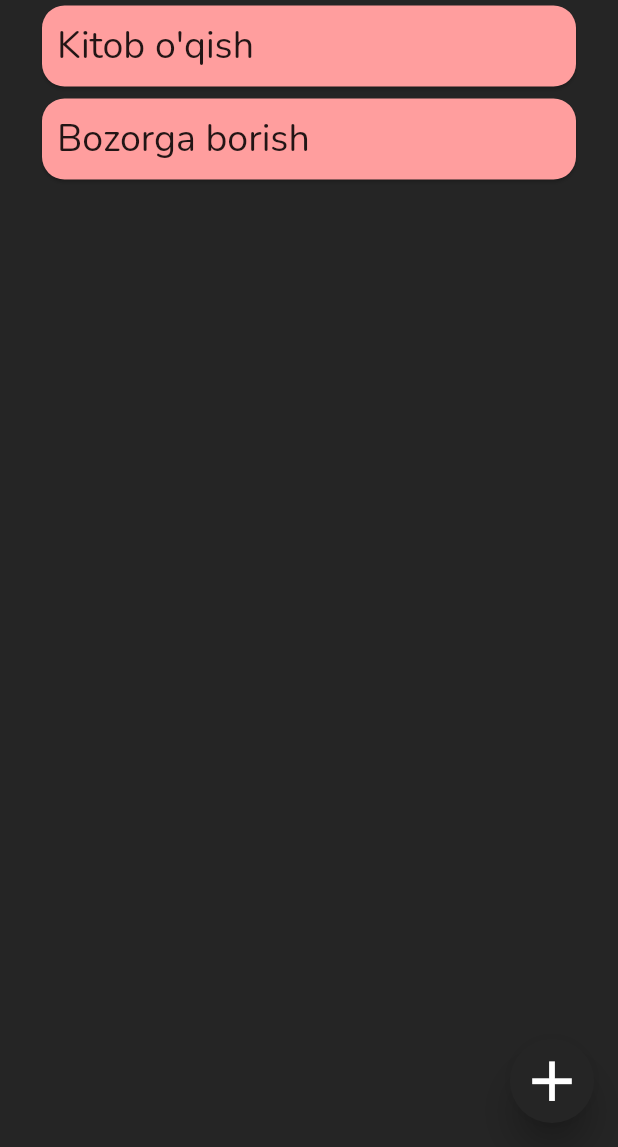
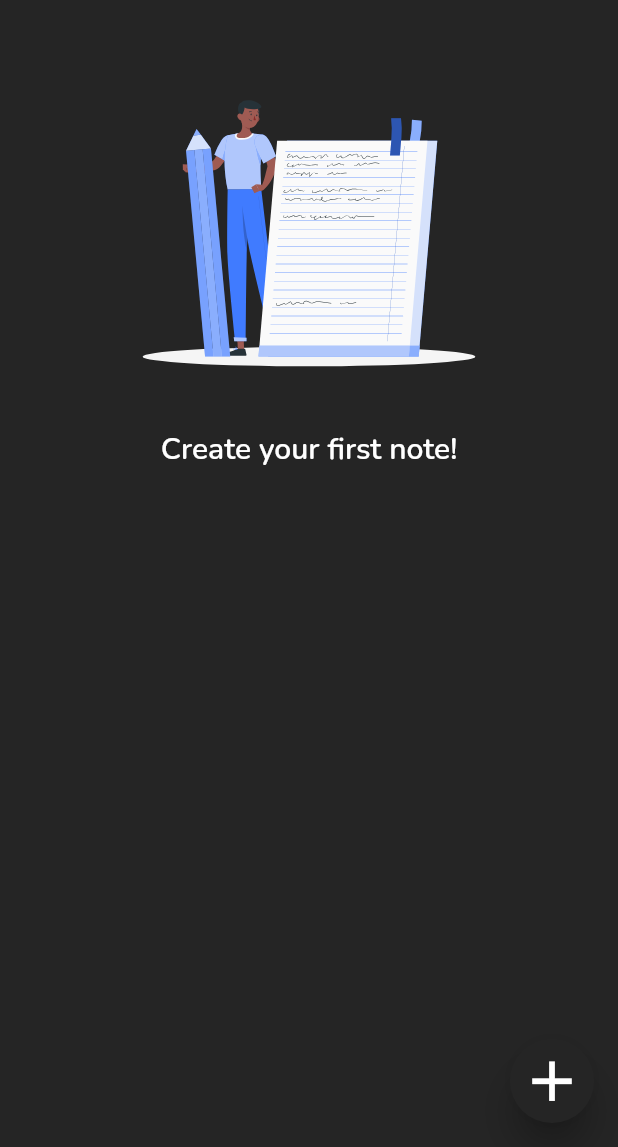
Before and after one commit to akhmadjonakbarov/notes-app, a Flutter app: the screen it shows after launch, on a phone screen of 412 x 824 dp, the part 89-1236 px from its top. Run offline on Flutter 3.47's test engine with Material 2 defaults, Android fonts, the phone set to English and light mode, and no system bars; drawn by our look-alikes of flutter_slidable; our stand-ins replace bloc, flutter_bloc, flutter_svg, google_fonts, sqflite; accounts and stored records are empty.

Commit message:
added new screen

```diff
--- a/lib/database/db_helper.dart
+++ b/lib/database/db_helper.dart
@@ -1,10 +1,10 @@
+import 'package:path/path.dart' as syspath;
 import 'package:sqflite/sqflite.dart' as sql;
-import 'package:path/path.dart' as syspath;
 
 import '../data/models/note.dart';
 
 class DBHelper {
-  static const tableName = "notes";
+  static const String _tableName = "notes";
   static Future<sql.Database> init() async {
     final dbPath = await sql.getDatabasesPath();
     return await sql.openDatabase(
@@ -12,7 +12,7 @@ class DBHelper {
       onCreate: (db, version) {
         return db.execute(
           """
-        CREATE TABLE $tableName (
+        CREATE TABLE $_tableName (
           id TEXT PRIMARY KEY,
           title TEXT,
           somethings TEXT
@@ -30,10 +30,10 @@ class DBHelper {
     sqlDB.insert(table!, data!);
   }
 
-  static Future<List<Note>> getData({String? tableName}) async {
+  static Future<List<Note>> getData() async {
     final sqlDB = await DBHelper.init();
     final List<Map<String, dynamic>> queryResult =
-        await sqlDB.query(tableName!);
+        await sqlDB.query(_tableName);
 
     return queryResult.map((e) => Note.fromMap(e)).toList();
   }
@@ -41,12 +41,12 @@ class DBHelper {
   static Future<void> deleteNote({String? noteId}) async {
     final sqlDB = await DBHelper.init();
     await sqlDB
-        .delete(DBHelper.tableName, where: "id = ?", whereArgs: [noteId]);
+        .delete(DBHelper._tableName, where: "id = ?", whereArgs: [noteId]);
   }
 
   static Future<int> updateNote({Note? note}) async {
     var sqlDB = await DBHelper.init();
-    var result = await sqlDB.update(DBHelper.tableName, note!.toMap(),
+    var result = await sqlDB.update(DBHelper._tableName, note!.toMap(),
         where: "id = ?", whereArgs: [note.id]);
     return result;
   }
--- a/lib/logic/cubit/notes/notes_cubit.dart
+++ b/lib/logic/cubit/notes/notes_cubit.dart
@@ -2,41 +2,26 @@ import 'package:bloc/bloc.dart';
 import 'package:flutter/material.dart';
 
 import '../../../data/models/note.dart';
-
 import '../../../database/db_helper.dart';
-
 part 'notes_state.dart';
 
 class NotesCubit extends Cubit<NotesState> {
-  NotesCubit()
-      : super(
-          NotesInitial(
-            notes: [
-              Note(
-                id: UniqueKey().toString(),
-                title: "Kitob o'qish",
-                somethings: "Vatan haqida kitob o'qish",
-              ),
-              Note(
-                id: UniqueKey().toString(),
-                title: "Bozorga borish",
-                somethings: "Bozordan kiyim va boshqa narsalar olish",
-              ),
-            ],
-          ),
-        );
+  NotesCubit() : super(NotesInitial()) {
+    emit(NotesWelcome());
+  }
 
   void addNote({String? title, String? somethings}) {
+    List<Note>? notes = state.notes;
     try {
       Note newNote = Note(
         id: UniqueKey().toString(),
         title: title!,
         somethings: somethings!,
       );
-      List<Note> notes = state.notes!;
-      notes.add(newNote);
+      notes!.add(newNote);
 
       emit(NotesLoading(notes: notes));
+      emit(NoteAdded(newNote));
       DBHelper.insertData(
         table: "notes",
         data: newNote.toMap(),
@@ -47,16 +32,45 @@ class NotesCubit extends Cubit<NotesState> {
   }
 
   void editNote({Note? note}) {
-    List<Note> notes = [];
-
     try {
-      final index =
-          state.notes!.indexWhere((element) => element.id == note!.id);
-      notes[index] = note!;
-      emit(NotesInitial(notes: notes));
+      final notes = state.notes!.map((n) {
+        if (n.id == note!.id) {
+          return Note(
+            id: note.id,
+            title: note.title,
+            somethings: note.somethings,
+          );
+        }
+        return n;
+      }).toList();
+      emit(NotesLoading(notes: notes));
       DBHelper.updateNote(note: note);
     } catch (e) {
       emit(NotesError(errorMessage: e.toString()));
     }
   }
+
+  void deleteNote({String? noteId}) {
+    List<Note>? notes = state.notes;
+    try {
+      notes!.removeWhere((node) => node.id == noteId);
+      emit(NotesDelete(notes: notes));
+      emit(NotesLoading(notes: notes));
+      DBHelper.deleteNote(noteId: noteId);
+    } catch (e) {
+      emit(
+        NotesError(errorMessage: e.toString()),
+      );
+    }
+  }
+
+  List<Note> searchNotes(String title) {
+    return state.notes!
+        .where(
+          (element) => element.title.toLowerCase().contains(
+                title.toLowerCase(),
+              ),
+        )
+        .toList();
+  }
 }
--- a/lib/logic/cubit/notes/notes_state.dart
+++ b/lib/logic/cubit/notes/notes_state.dart
@@ -1,24 +1,30 @@
+// ignore_for_file: must_be_immutable
+
 part of 'notes_cubit.dart';
 
 @immutable
 abstract class NotesState {
-  List<Note>? notes = [];
+  List<Note>? notes;
   NotesState({this.notes});
 }
 
-class NotesInitial extends NotesState {
-  List<Note>? notes = [];
-  NotesInitial({this.notes}) : super(notes: notes);
+class NotesWelcome extends NotesState {}
+
+class NotesInitial extends NotesState {}
+
+class NotesLoading extends NotesState {
+  List<Note>? notes;
+  NotesLoading({this.notes}) : super(notes: notes);
 }
 
 class NoteAdded extends NotesState {
-  List<Note>? notes = [];
-  NoteAdded({this.notes}) : super(notes: notes);
+  final Note note;
+  NoteAdded(this.note);
 }
 
-class NotesLoading extends NotesState {
-  List<Note>? notes = [];
-  NotesLoading({this.notes}) : super(notes: notes);
+class NotesDelete extends NotesState {
+  List<Note>? notes;
+  NotesDelete({this.notes}) : super(notes: notes);
 }
 
 class NotesError extends NotesState {
--- a/lib/main.dart
+++ b/lib/main.dart
@@ -1,6 +1,7 @@
 import 'package:flutter/material.dart';
 import 'package:flutter_bloc/flutter_bloc.dart';
-import 'package:notes_app/logic/cubit/notes/notes_cubit.dart';
+
+import 'logic/cubit/notes/notes_cubit.dart';
 import 'presentation/screens/screens.dart';
 
 void main() => runApp(const MyApp());
@@ -11,7 +12,7 @@ class MyApp extends StatelessWidget {
   @override
   Widget build(BuildContext context) {
     return BlocProvider(
-      create: (ctx) => NotesCubit(),
+      create: (context) => NotesCubit(),
       child: const MaterialApp(
         debugShowCheckedModeBanner: false,
         title: 'Notes App',
--- a/lib/presentation/screens/added/added_screen.dart
+++ b/lib/presentation/screens/added/added_screen.dart
@@ -5,11 +5,9 @@ import 'package:flutter/services.dart';
 import 'package:flutter_bloc/flutter_bloc.dart';
 import 'package:google_fonts/google_fonts.dart';
 import 'package:notes_app/logic/cubit/notes/notes_cubit.dart';
-import 'package:provider/provider.dart';
 
 import '../../../colors/app_colors.dart';
 import '../../../data/models/note.dart';
-import '../../../providers/notes.dart';
 import '../home/widgets/buttons.dart';
 import '../screens.dart';
 
--- a/lib/presentation/screens/home/widgets/empty.dart
+++ b/lib/presentation/screens/home/widgets/empty.dart
@@ -2,8 +2,8 @@ import 'package:flutter/material.dart';
 import 'package:flutter_svg/flutter_svg.dart';
 import 'package:google_fonts/google_fonts.dart';
 
-class Empty extends StatelessWidget {
-  const Empty({
+class WelcomePage extends StatelessWidget {
+  const WelcomePage({
     Key? key,
   }) : super(key: key);
 
--- a/lib/presentation/screens/home/widgets/list_notes.dart
+++ b/lib/presentation/screens/home/widgets/list_notes.dart
@@ -1,4 +1,4 @@
-// ignore_for_file: unused_element
+// ignore_for_file: unused_element, null_check_always_fails
 
 import 'dart:math';
 
@@ -8,12 +8,10 @@ import 'package:flutter_slidable/flutter_slidable.dart';
 import 'package:google_fonts/google_fonts.dart';
 import 'package:notes_app/logic/cubit/notes/notes_cubit.dart';
 import 'package:notes_app/presentation/screens/added/added_screen.dart';
-import 'package:provider/provider.dart';
+import 'package:notes_app/presentation/screens/home/widgets/empty.dart';
 
 import '../../../../colors/app_colors.dart';
 import '../../../../data/models/note.dart';
-import '../../../../providers/notes.dart';
-import 'empty.dart';
 
 class ListNotes extends StatelessWidget {
   const ListNotes({
@@ -90,9 +88,13 @@ class ListNotes extends StatelessWidget {
   Widget build(BuildContext context) {
     return Expanded(
       child: Container(
-          decoration: const BoxDecoration(),
-          child: BlocBuilder<NotesCubit, NotesState>(
-            builder: (context, state) {
+        decoration: const BoxDecoration(),
+        child: BlocBuilder<NotesCubit, NotesState>(
+          builder: (context, state) {
+            if (state is NotesWelcome) {
+              return const WelcomePage();
+            }
+            if (state is NoteAdded) {
               return ListView.builder(
                 itemCount: state.notes!.length,
                 itemBuilder: (context, index) {
@@ -107,10 +109,9 @@ class ListNotes extends StatelessWidget {
                           padding: const EdgeInsets.all(5),
                           backgroundColor: Colors.transparent,
                           onPressed: (context) {
-                            Provider.of<Notes>(context, listen: false)
-                                .deleteNote(
-                              noteId: note.id,
-                            );
+                            context
+                                .read<NotesCubit>()
+                                .deleteNote(noteId: note.id);
                           },
                           child: Container(
                             padding: const EdgeInsets.all(0),
@@ -164,8 +165,12 @@ class ListNotes extends StatelessWidget {
                   );
                 },
               );
-            },
-          )),
+            } else {
+              return Container();
+            }
+          },
+        ),
+      ),
     );
   }
 }
--- /dev/null
+++ b/lib/presentation/screens/home/widgets/search_bar.dart
@@ -0,0 +1,76 @@
+import 'package:flutter/material.dart';
+import 'package:flutter_bloc/flutter_bloc.dart';
+import 'package:google_fonts/google_fonts.dart';
+
+import '../../../../data/models/note.dart';
+import '../../../../logic/cubit/notes/notes_cubit.dart';
+import '../../added/added_screen.dart';
+
+class SearchBar extends SearchDelegate {
+  @override
+  List<Widget>? buildActions(BuildContext context) {
+    return [
+      TextButton(
+        onPressed: () {
+          query = '';
+        },
+        child: Text(
+          "Clear",
+          style: GoogleFonts.nunito(),
+        ),
+      )
+    ];
+  }
+
+  @override
+  Widget? buildLeading(BuildContext context) {
+    return IconButton(
+        onPressed: () {
+          close(context, null);
+        },
+        icon: const Icon(Icons.arrow_back_ios));
+  }
+
+  @override
+  Widget buildResults(BuildContext context) {
+    final notes = BlocProvider.of<NotesCubit>(context).searchNotes(query);
+    return ListView.builder(
+      itemCount: notes.length,
+      itemBuilder: (context, index) {
+        Note note = notes[index];
+        return Text(note.title);
+      },
+    );
+  }
+
+  @override
+  Widget buildSuggestions(BuildContext context) {
+    if (query.isNotEmpty) {
+      final notes = BlocProvider.of<NotesCubit>(context).searchNotes(query);
+      if (notes.isEmpty) {
+        return const Text("Bunday note mavjud emas!");
+      }
+      return ListView.builder(
+        itemCount: notes.length,
+        itemBuilder: (context, index) {
+          Note note = notes[index];
+          return ListTile(
+            onTap: () {
+              Navigator.of(context).push(
+                MaterialPageRoute(
+                  builder: (context) {
+                    return AddedScreen(
+                      note: note,
+                    );
+                  },
+                ),
+              );
+            },
+            title: Text(note.title),
+          );
+        },
+      );
+    }
+    return Container();
+  }
+}
--- a/lib/presentation/screens/screens.dart
+++ b/lib/presentation/screens/screens.dart
@@ -1,2 +1,2 @@
+export './added/added_screen.dart';
 export './home/home_screen.dart';
-export './added/added_screen.dart';
--- a/lib/providers/notes.dart
+++ b/lib/providers/notes.dart
@@ -1,8 +1,8 @@
 import 'package:flutter/cupertino.dart';
 import 'package:flutter/material.dart';
 
+import '../data/models/note.dart';
 import '../database/db_helper.dart';
-import '../data/models/note.dart';
 
 class Notes with ChangeNotifier {
   List<Note> _notes = [];
@@ -46,9 +46,7 @@ class Notes with ChangeNotifier {
   }
 
   Future<void> getNotes({String? title}) async {
-    List<Note> notes = await DBHelper.getData(
-      tableName: DBHelper.tableName,
-    );
+    List<Note> notes = await DBHelper.getData();
     if (notes.isNotEmpty) {
       if (title != null) {
         for (var note in notes) {
--- a/pubspec.yaml
+++ b/pubspec.yaml
@@ -44,6 +44,7 @@ dependencies:
   flutter_slidable: ^2.0.0
   bloc: ^8.1.0
   flutter_bloc: ^8.1.1
+  equatable: ^2.0.5
 
 dev_dependencies:
   flutter_test:
```
Also changed, not shown: lib/presentation/screens/home/home_screen.dart (+15 -10 lines), pubspec.lock, 1 other file.
